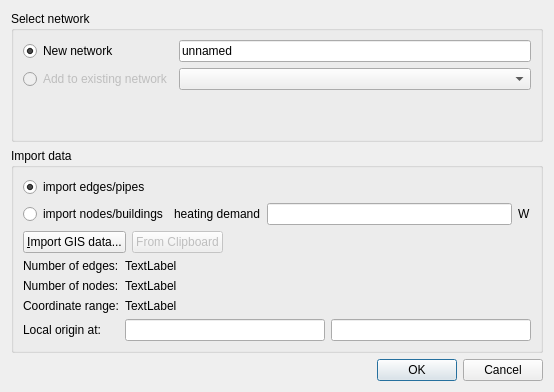
First picture: the form in SIM-VICUS/src/SVNetworkImportDialog.ui, repository ghorwin/SIM-VICUS, before the edit.
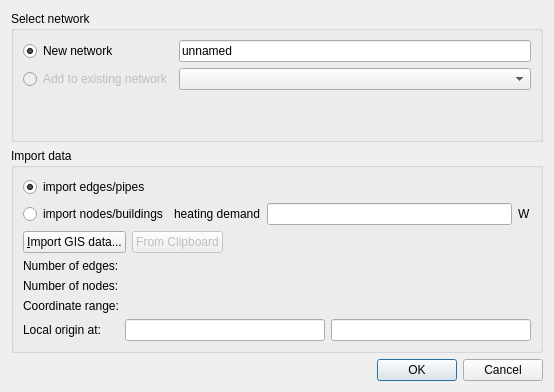
Second picture: the form after the edit.

Commit message: add NetworkEditing dialog, start integrating algorithms

```diff
--- a/SIM-VICUS/src/SVNetworkImportDialog.ui
+++ b/SIM-VICUS/src/SVNetworkImportDialog.ui
@@ -163,7 +163,7 @@
         <item row="2" column="1" colspan="2">
          <widget class="QLabel" name="labelCoordinateRange">
           <property name="text">
-           <string>TextLabel</string>
+           <string/>
           </property>
          </widget>
         </item>
@@ -187,7 +187,7 @@
         <item row="0" column="1" colspan="2">
          <widget class="QLabel" name="labelEdgeCount">
           <property name="text">
-           <string>TextLabel</string>
+           <string/>
           </property>
          </widget>
         </item>
@@ -201,7 +201,7 @@
         <item row="1" column="1" colspan="2">
          <widget class="QLabel" name="labelNodeCount">
           <property name="text">
-           <string>TextLabel</string>
+           <string/>
           </property>
          </widget>
         </item>
```
The commit also changes 16 other files.
